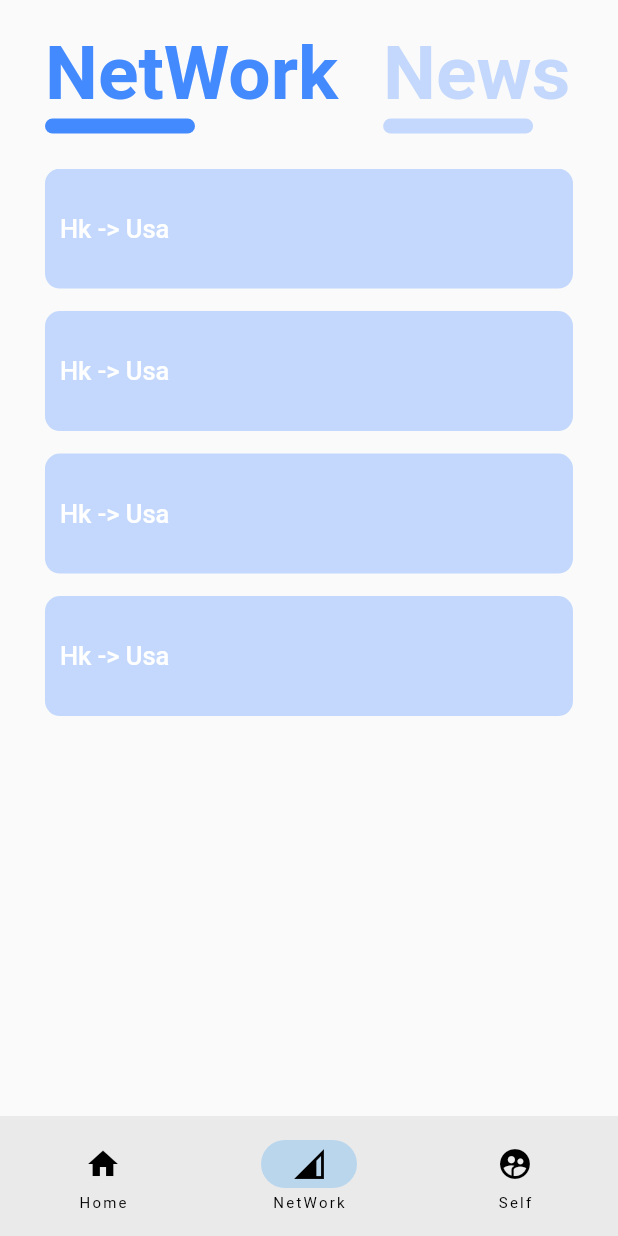
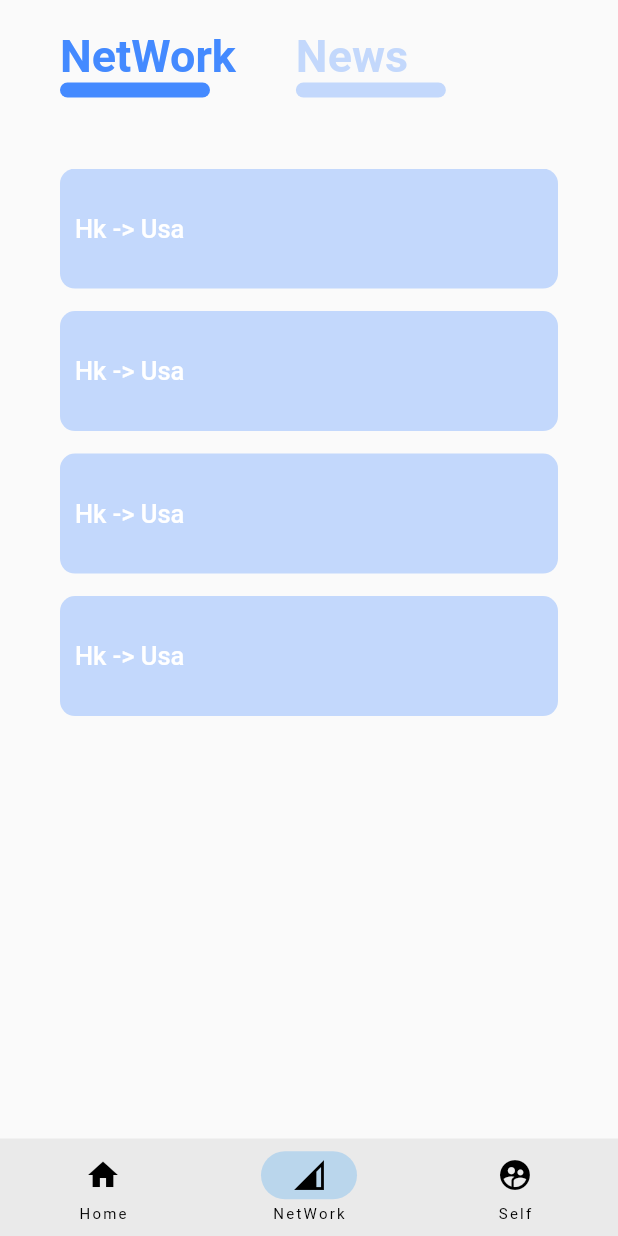
Before and after one commit to OpencvLZG/gcacNetAuth, a Flutter app: the screen it shows after launch, item 2 of the bottom bar chosen, after a tap on "NetWork", on a phone screen of 412 x 824 dp. Run offline on Flutter 3.47's test engine with Material 2 defaults, Android fonts, the light colour scheme and no system bars; drawn by our look-alikes of flutter_animate.

Commit message:
apat android

```diff
--- a/lib/components/components/bottom_navbar.dart
+++ b/lib/components/components/bottom_navbar.dart
@@ -20,6 +20,7 @@ class _BottomNavBarState extends State<BottomNavBar> {
     return Theme(
       data: ThemeData(splashColor: Colors.transparent),
       child: NavigationBar(
+        height: 65,
         onDestinationSelected: (int index) {
           setState(() {
             currentIndex = index;
--- a/lib/components/components/main_sreen/main_sreen.dart
+++ b/lib/components/components/main_sreen/main_sreen.dart
@@ -84,9 +84,12 @@ class _MainSreenState extends State<MainSreen> {
                   Colors.white.withOpacity(0.1),
                   Colors.white.withOpacity(0),
                 ])),
+            child: Container(
+              margin: EdgeInsets.only(top: 5),
               child: Padding(
                 padding: const EdgeInsets.all(30),
                 child: Row(
+                  crossAxisAlignment: CrossAxisAlignment.start,
                   children: [
                     Container(
                       height: 80,
@@ -96,7 +99,8 @@ class _MainSreenState extends State<MainSreen> {
                           image: DecorationImage(
                               image: AssetImage("assets/imgs/cil.jpg"))),
                     ).animate(delay: Duration(microseconds: 500)).fade().move(
-                      begin: const Offset(-100, 0), curve: Curves.easeOutQuad),
+                        begin: const Offset(-100, 0),
+                        curve: Curves.easeOutQuad),
                     SizedBox(
                       width: 20,
                     ),
@@ -105,11 +109,11 @@ class _MainSreenState extends State<MainSreen> {
                         Text(
                           "GcacNetAuth",
                           style: TextStyle(
-                            fontSize: 50,
+                              fontSize: 30,
                               color: KDeafultFontColor2.withOpacity(0.7)),
                         ),
                         Text(
-                        "                         TechnologyBy-BiliBili(Cilang)",
+                          "TechnologyBy-BiliBili(Cilang)",
                           style: TextStyle(
                               fontSize: 15,
                               color: KDeafultFontColor2.withOpacity(0.5)),
@@ -120,11 +124,12 @@ class _MainSreenState extends State<MainSreen> {
                 ),
               ),
             ),
+          ),
           Positioned(
             bottom: 0,
             child: Container(
               padding: EdgeInsets.all(40),
-              height: 700,
+              height: 600,
               width: size.width,
               decoration: BoxDecoration(
                 color: KDefaultColor2,
@@ -267,7 +272,7 @@ class _MainSreenState extends State<MainSreen> {
                       children: [
                         SizedBox(
                           height: 50,
-                          width: 270,
+                          width: 150,
                           child: ElevatedButton(
                             style: ElevatedButton.styleFrom(
                                 shape: RoundedRectangleBorder(
@@ -288,7 +293,7 @@ class _MainSreenState extends State<MainSreen> {
                         ),
                         SizedBox(
                           height: 50,
-                          width: 270,
+                          width: 150,
                           child: ElevatedButton(
                             style: ElevatedButton.styleFrom(
                                 shape: RoundedRectangleBorder(
@@ -305,12 +310,12 @@ class _MainSreenState extends State<MainSreen> {
                 ],
               ),
             ),
-          ),
-        ],
           )
               .animate(delay: Duration(milliseconds: 500))
               .fade()
               .move(begin: const Offset(0, 100), curve: Curves.easeOutQuad),
+        ],
+      ),
     );
   }
 }
--- a/lib/components/components/network_sreen/network_sreen.dart
+++ b/lib/components/components/network_sreen/network_sreen.dart
@@ -41,7 +41,7 @@ class _NetWorkSreenState extends State<NetWorkSreen> {
                   },
                   child: Container(
                     child: Padding(
-                        padding: EdgeInsets.fromLTRB(30, 20, 0, 0),
+                        padding: EdgeInsets.fromLTRB(40, 20, 0, 0),
                         child: Column(
                           crossAxisAlignment: CrossAxisAlignment.start,
                           children: [
@@ -51,7 +51,7 @@ class _NetWorkSreenState extends State<NetWorkSreen> {
                                   color: _selectedIndex == index
                                       ? KDeafultColor
                                       : KDeafultColor.withOpacity(0.3),
-                                  fontSize: 50,
+                                  fontSize: 30,
                                   fontWeight: FontWeight.bold),
                             ),
                             Container(
@@ -71,9 +71,9 @@ class _NetWorkSreenState extends State<NetWorkSreen> {
             ),
           ),
           Container(
-            height: size.height * 0.82,
+            height: size.height * 0.8,
             child: Padding(
-              padding: const EdgeInsets.fromLTRB(30, 30, 30, 0),
+              padding: const EdgeInsets.fromLTRB(40, 30, 40, 0),
               child: PageView(
                 controller: _pageController,
                 children: [NetWorkView(), NewsView()],
--- a/lib/components/components/self_sreen/self_sreen.dart
+++ b/lib/components/components/self_sreen/self_sreen.dart
@@ -18,6 +18,8 @@ class _SelfSreenState extends State<SelfSreen> {
       height: size.height,
       width: size.width,
       color: KDeafultColor,
+      child: Padding(
+        padding: const EdgeInsets.all(20.0),
         child: Column(
           mainAxisAlignment: MainAxisAlignment.start,
           children: [
@@ -264,6 +266,7 @@ class _SelfSreenState extends State<SelfSreen> {
             )
           ],
         ),
+      ),
     ).animate(delay: Duration(microseconds: 500)).fade();
   }
 }
--- a/lib/components/home_sreen.dart
+++ b/lib/components/home_sreen.dart
@@ -16,6 +16,7 @@ class _HomeSreenState extends State<HomeSreen> {
   void refreshPage(int value) {
     setState(() {
       _controller.jumpToPage(value);
+
     });
   }
 
@@ -23,6 +24,7 @@ class _HomeSreenState extends State<HomeSreen> {
   Widget build(BuildContext context) {
     return Scaffold(
       body: PageView(
+        // onPageChanged: ,
           controller: _controller,
           children: [MainSreen(), NetWorkSreen(), SelfSreen()]),
       bottomNavigationBar: BottomNavBar(
```
Lines whose indentation alone changed are shown as unchanged.
